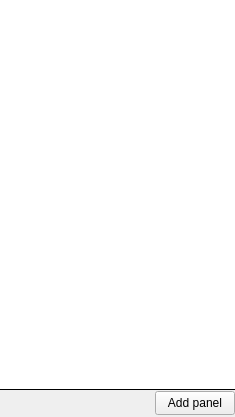
Old version of the form plugins/perspective/GraphPerspective/designer/GraphHierarchiesEditor.ui in the repository vadivelselvaraj/TulipGLImprovement.
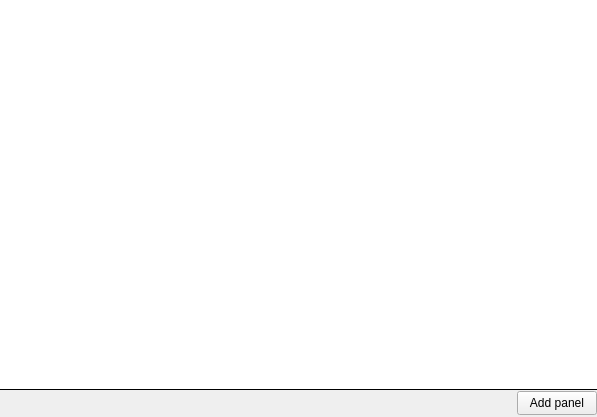
New version of the form. Icons and pictures are not drawn. Custom widgets are drawn as their Qt base class.

Commit message: Added double click trigger to open a panel on a graph

```diff
--- a/plugins/perspective/GraphPerspective/designer/GraphHierarchiesEditor.ui
+++ b/plugins/perspective/GraphPerspective/designer/GraphHierarchiesEditor.ui
@@ -6,7 +6,7 @@
    <rect>
     <x>0</x>
     <y>0</y>
-    <width>235</width>
+    <width>597</width>
     <height>417</height>
    </rect>
   </property>
```
Left out of the diff: 17 changed lines with no effect on the pictures. The commit also changes 2 other files.
